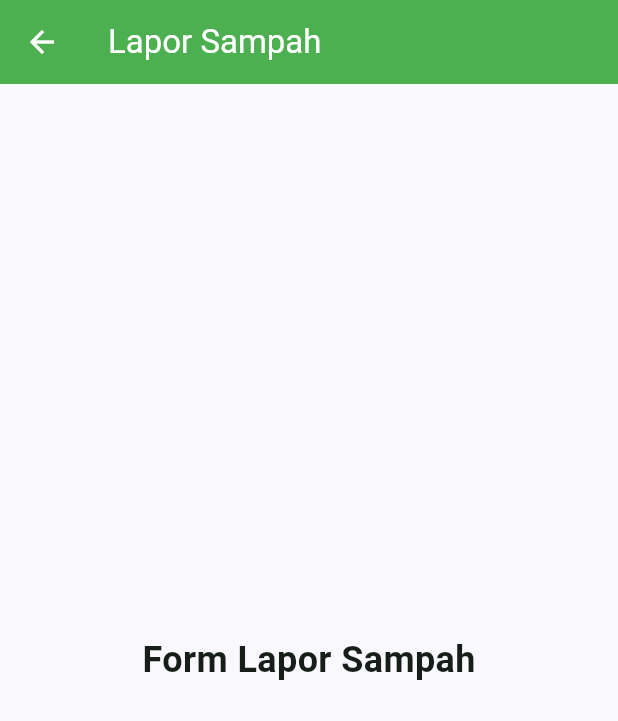
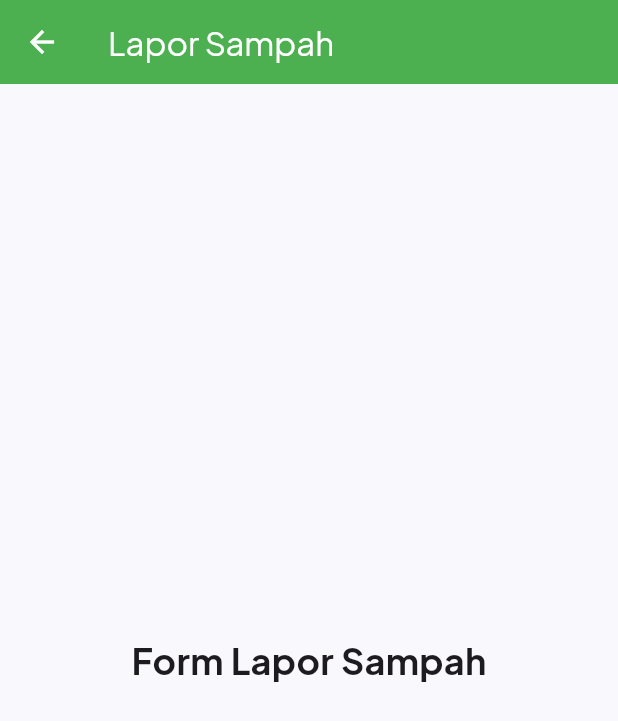
Before and after one commit to pbp-kelompok-b9/WasteWhistle_Mobile, a Flutter app: the screen it shows after launch, after a tap on "Lapor Sampah", on a phone screen of 412 x 824 dp. Shown: the top 721 px of the screen. Run offline on Flutter 3.47's test engine with Material 3 defaults, Android fonts, the phone set to English and light mode, and no system bars; our stand-ins replace flutter_svg, google_fonts, material_ui.

Commit message:
feat: tambah icon dan font plus jakarta sans yang dipakai pada versi web app.

```diff
--- a/lib/main.dart
+++ b/lib/main.dart
@@ -1,4 +1,5 @@
 import 'package:material_ui/material_ui.dart';
+import 'package:google_fonts/google_fonts.dart';
 import 'screens/menu.dart';
 
 const _green = Color(0x006C49);
@@ -21,6 +22,7 @@ class MyApp extends StatelessWidget {
         ),
         scaffoldBackgroundColor: _background, // background utama
         useMaterial3: true,
+        textTheme: GoogleFonts.plusJakartaSansTextTheme()
       ),
       home: const MyHomePage(),
     );
--- a/lib/screens/menu.dart
+++ b/lib/screens/menu.dart
@@ -1,5 +1,8 @@
 import 'package:material_ui/material_ui.dart';
 import 'package:flutter_svg/flutter_svg.dart';
+
+import 'package:google_fonts/google_fonts.dart';
+
 import '../widgets/bottom_navigation.dart';
 import 'education.dart';
 import 'explore.dart';
@@ -35,15 +38,25 @@ class _MyHomePageState extends State<MyHomePage> {
         title: Row // buat icon dan text
         (
             mainAxisSize: MainAxisSize.min,
+            crossAxisAlignment: CrossAxisAlignment.center,
             children:
             [
               SvgPicture.asset(
                 'assets/icons/favicon.svg',
-                height: 24,
-                width: 24,
+                height: 32,
+                width: 32,
               ),
-              const SizedBox(width: 8),
-              const Text("Waste Whistle"),
+              const SizedBox(width: 4),
+              Text
+              (
+              "Waste Whistle",
+              style: GoogleFonts.plusJakartaSans
+              (
+                fontSize: 16,
+                fontWeight: FontWeight.bold,
+              ),
+
+              ),
         ],
       ),
         backgroundColor: Theme.of(context).colorScheme.secondary,
--- a/pubspec.yaml
+++ b/pubspec.yaml
@@ -36,6 +36,7 @@ dependencies:
   cupertino_icons: ^1.0.8
   material_ui: ^1.11.1
   flutter_svg: ^2.5.0
+  google_fonts: ^9.0.0
 
 dev_dependencies:
   flutter_test:
```
Also changed, not shown: pubspec.lock, 2 other files.
